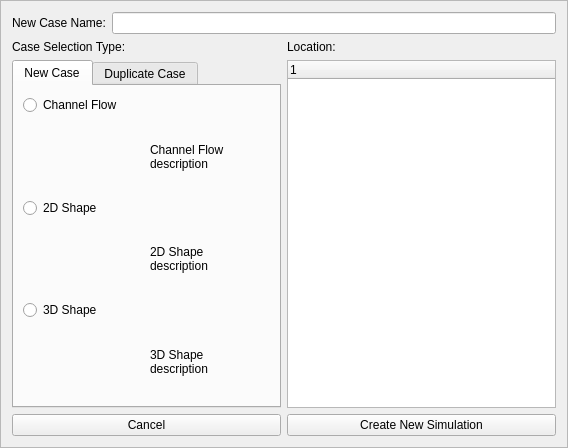
Above: cwe_guiWidgets/cwe_create_copy_simulation.ui from NHERI-SimCenter/CWE-Simulation-Tool before the change. Below: the same form after it.
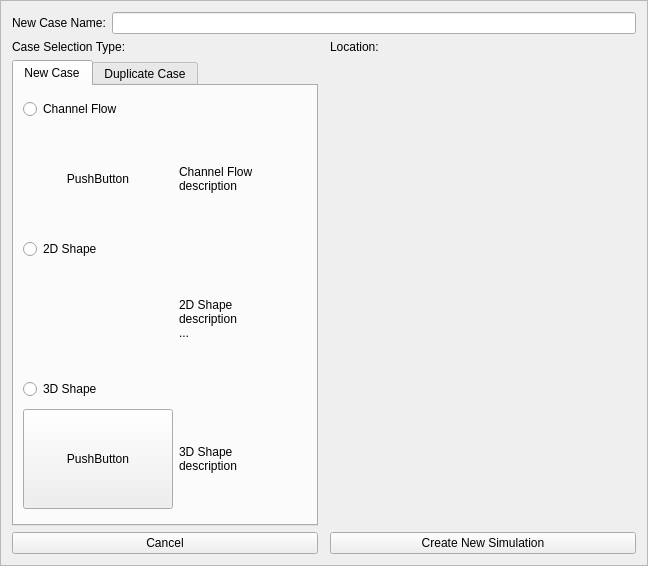
That is the form after the change. The open tabs and pages were chosen to show the change. Icons and pictures are not drawn. Custom widgets are drawn as their Qt base class.

Commit message: change the way RemoteFileTree is implemented through Qt Designer to prevent compile issues.

Patch:
```diff
--- a/cwe_guiWidgets/cwe_create_copy_simulation.ui
+++ b/cwe_guiWidgets/cwe_create_copy_simulation.ui
@@ -6,8 +6,8 @@
    <rect>
     <x>0</x>
     <y>0</y>
-    <width>568</width>
-    <height>448</height>
+    <width>648</width>
+    <height>566</height>
    </rect>
   </property>
   <property name="windowTitle">
@@ -20,13 +20,41 @@
    <enum>QFrame::Raised</enum>
   </property>
   <layout class="QGridLayout" name="gridLayout">
-   <item row="1" column="0">
-    <widget class="QLabel" name="label_selectionType">
+   <item row="4" column="2">
+    <widget class="QPushButton" name="pBtn_create_copy">
      <property name="text">
-      <string>Case Selection Type:</string>
+      <string>Create New Simulation</string>
      </property>
     </widget>
    </item>
+   <item row="4" column="0">
+    <widget class="QPushButton" name="pBtn_cancel">
+     <property name="text">
+      <string>Cancel</string>
+     </property>
+    </widget>
+   </item>
+   <item row="1" column="2">
+    <widget class="QLabel" name="label_location">
+     <property name="text">
+      <string>Location:</string>
+     </property>
+    </widget>
+   </item>
+   <item row="0" column="0" colspan="3">
+    <layout class="QHBoxLayout" name="caseName_layout">
+     <item>
+      <widget class="QLabel" name="label_newCaseName">
+       <property name="text">
+        <string>New Case Name:</string>
+       </property>
+      </widget>
+     </item>
+     <item>
+      <widget class="QLineEdit" name="lineEdit_newCaseName"/>
+     </item>
+    </layout>
+   </item>
    <item row="3" column="0">
     <widget class="QTabWidget" name="tabWidget">
      <property name="sizePolicy">
@@ -43,108 +71,139 @@
        <string>New Case</string>
       </attribute>
       <layout class="QGridLayout" name="gridLayout_2">
-       <item row="3" column="0">
-        <widget class="QLabel" name="label_image_2Dshape">
-         <property name="maximumSize">
-          <size>
-           <width>150</width>
-           <height>100</height>
-          </size>
-         </property>
+       <item row="5" column="3">
+        <widget class="QLabel" name="label_3Dflow_description">
          <property name="text">
-          <string/>
-         </property>
-         <property name="pixmap">
-          <pixmap resource="../cwe_resources.qrc">:/temporaryImages/images/Loaned Images/2DshapeB.jpg</pixmap>
-         </property>
-         <property name="scaledContents">
-          <bool>true</bool>
+          <string>3D Shape
+description</string>
          </property>
         </widget>
        </item>
-       <item row="4" column="0">
+       <item row="4" column="1">
         <widget class="QRadioButton" name="radioButton_3Dshape">
          <property name="text">
           <string>3D Shape</string>
          </property>
         </widget>
        </item>
-       <item row="5" column="0">
-        <widget class="QLabel" name="label_image_3Dshape">
-         <property name="maximumSize">
-          <size>
-           <width>150</width>
-           <height>100</height>
-          </size>
-         </property>
-         <property name="text">
-          <string/>
-         </property>
-         <property name="pixmap">
-          <pixmap resource="../cwe_resources.qrc">:/temporaryImages/images/Loaned Images/3Dshape.jpg</pixmap>
-         </property>
-         <property name="scaledContents">
-          <bool>true</bool>
-         </property>
-        </widget>
-       </item>
-       <item row="2" column="0">
-        <widget class="QRadioButton" name="radioButton_2Dshape">
-         <property name="text">
-          <string>2D Shape</string>
-         </property>
-        </widget>
-       </item>
-       <item row="0" column="0">
-        <widget class="QRadioButton" name="radioButton_channelFlow">
-         <property name="text">
-          <string>Channel Flow</string>
-         </property>
-        </widget>
-       </item>
-       <item row="1" column="0">
-        <widget class="QLabel" name="label_image_channelFlow">
-         <property name="maximumSize">
-          <size>
-           <width>150</width>
-           <height>100</height>
-          </size>
-         </property>
-         <property name="text">
-          <string/>
-         </property>
-         <property name="pixmap">
-          <pixmap resource="../cwe_resources.qrc">:/temporaryImages/images/Loaned Images/channel_flow.png</pixmap>
-         </property>
-         <property name="scaledContents">
-          <bool>true</bool>
-         </property>
-        </widget>
-       </item>
-       <item row="1" column="1">
-        <widget class="QLabel" name="label_channelFlow_description">
-         <property name="text">
-          <string>Channel Flow
-description</string>
-         </property>
-        </widget>
-       </item>
        <item row="3" column="1">
+        <widget class="QPushButton" name="pb_image_2Dshape">
+         <property name="maximumSize">
+          <size>
+           <width>150</width>
+           <height>100</height>
+          </size>
+         </property>
+         <property name="text">
+          <string/>
+         </property>
+         <property name="icon">
+          <iconset resource="../cwe_resources.qrc">
+           <normaloff>:/temporaryImages/images/Loaned Images/2DshapeB.jpg</normaloff>:/temporaryImages/images/Loaned Images/2DshapeB.jpg</iconset>
+         </property>
+         <property name="iconSize">
+          <size>
+           <width>150</width>
+           <height>100</height>
+          </size>
+         </property>
+         <property name="flat">
+          <bool>true</bool>
+         </property>
+        </widget>
+       </item>
+       <item row="5" column="1">
+        <widget class="QPushButton" name="pb_image_3Dshape">
+         <property name="sizePolicy">
+          <sizepolicy hsizetype="Expanding" vsizetype="Expanding">
+           <horstretch>0</horstretch>
+           <verstretch>0</verstretch>
+          </sizepolicy>
+         </property>
+         <property name="maximumSize">
+          <size>
+           <width>150</width>
+           <height>100</height>
+          </size>
+         </property>
+         <property name="text">
+          <string>PushButton</string>
+         </property>
+         <property name="icon">
+          <iconset resource="../cwe_resources.qrc">
+           <normaloff>:/temporaryImages/images/Loaned Images/3Dshape.jpg</normaloff>:/temporaryImages/images/Loaned Images/3Dshape.jpg</iconset>
+         </property>
+         <property name="iconSize">
+          <size>
+           <width>150</width>
+           <height>100</height>
+          </size>
+         </property>
+        </widget>
+       </item>
+       <item row="3" column="3">
         <widget class="QLabel" name="label_2Dflow_description">
          <property name="text">
           <string>2D Shape
-description</string>
+description
+...</string>
          </property>
         </widget>
        </item>
-       <item row="5" column="1">
-        <widget class="QLabel" name="label_3Dflow_description">
+       <item row="1" column="3">
+        <widget class="QLabel" name="label_channelFlow_description">
          <property name="text">
-          <string>3D Shape
+          <string>Channel Flow
 description</string>
          </property>
         </widget>
        </item>
+       <item row="1" column="1">
+        <widget class="QPushButton" name="pb_image_channelFlow">
+         <property name="sizePolicy">
+          <sizepolicy hsizetype="Expanding" vsizetype="Expanding">
+           <horstretch>0</horstretch>
+           <verstretch>0</verstretch>
+          </sizepolicy>
+         </property>
+         <property name="maximumSize">
+          <size>
+           <width>150</width>
+           <height>100</height>
+          </size>
+         </property>
+         <property name="text">
+          <string>PushButton</string>
+         </property>
+         <property name="icon">
+          <iconset resource="../cwe_resources.qrc">
+           <normaloff>:/temporaryImages/images/Loaned Images/channel_flow.png</normaloff>:/temporaryImages/images/Loaned Images/channel_flow.png</iconset>
+         </property>
+         <property name="iconSize">
+          <size>
+           <width>150</width>
+           <height>100</height>
+          </size>
+         </property>
+         <property name="flat">
+          <bool>true</bool>
+         </property>
+        </widget>
+       </item>
+       <item row="0" column="1">
+        <widget class="QRadioButton" name="radioButton_channelFlow">
+         <property name="text">
+          <string>Channel Flow</string>
+         </property>
+        </widget>
+       </item>
+       <item row="2" column="1">
+        <widget class="QRadioButton" name="radioButton_2Dshape">
+         <property name="text">
+          <string>2D Shape</string>
+         </property>
+        </widget>
+       </item>
       </layout>
      </widget>
      <widget class="QWidget" name="tab_DuplicateCase">
@@ -175,52 +234,21 @@
      </widget>
     </widget>
    </item>
-   <item row="0" column="0" colspan="2">
-    <layout class="QHBoxLayout" name="caseName_layout">
-     <item>
-      <widget class="QLabel" name="label_newCaseName">
-       <property name="text">
-        <string>New Case Name:</string>
-       </property>
-      </widget>
-     </item>
-     <item>
-      <widget class="QLineEdit" name="lineEdit_newCaseName"/>
-     </item>
-    </layout>
-   </item>
-   <item row="1" column="1">
-    <widget class="QLabel" name="label_location">
+   <item row="1" column="0">
+    <widget class="QLabel" name="label_selectionType">
      <property name="text">
-      <string>Location:</string>
+      <string>Case Selection Type:</string>
      </property>
     </widget>
    </item>
-   <item row="4" column="0">
-    <widget class="QPushButton" name="pBtn_cancel">
-     <property name="text">
-      <string>Cancel</string>
-     </property>
-    </widget>
-   </item>
-   <item row="4" column="1">
-    <widget class="QPushButton" name="pBtn_create_copy">
-     <property name="text">
-      <string>Create New Simulation</string>
-     </property>
-    </widget>
-   </item>
-   <item row="3" column="1">
-    <widget class="RemoteFileTree" name="primary_remoteFileTree">
+   <item row="3" column="2">
+    <widget class="RemoteFileTree" name="primary_remoteFileTree" native="true">
      <property name="sizePolicy">
-      <sizepolicy hsizetype="Expanding" vsizetype="Expanding">
+      <sizepolicy hsizetype="Preferred" vsizetype="Preferred">
        <horstretch>1</horstretch>
        <verstretch>0</verstretch>
       </sizepolicy>
      </property>
-     <attribute name="headerVisible">
-      <bool>true</bool>
-     </attribute>
     </widget>
    </item>
   </layout>
@@ -228,7 +256,7 @@
  <customwidgets>
   <customwidget>
    <class>RemoteFileTree</class>
-   <extends>QTreeWidget</extends>
+   <extends>QWidget</extends>
    <header>../AgaveExplorer/remoteFileOps/remotefiletree.h</header>
   </customwidget>
  </customwidgets>
```
Left out of the diff: 7 changed lines with no effect on the pictures. The commit also changes 3 other files.
